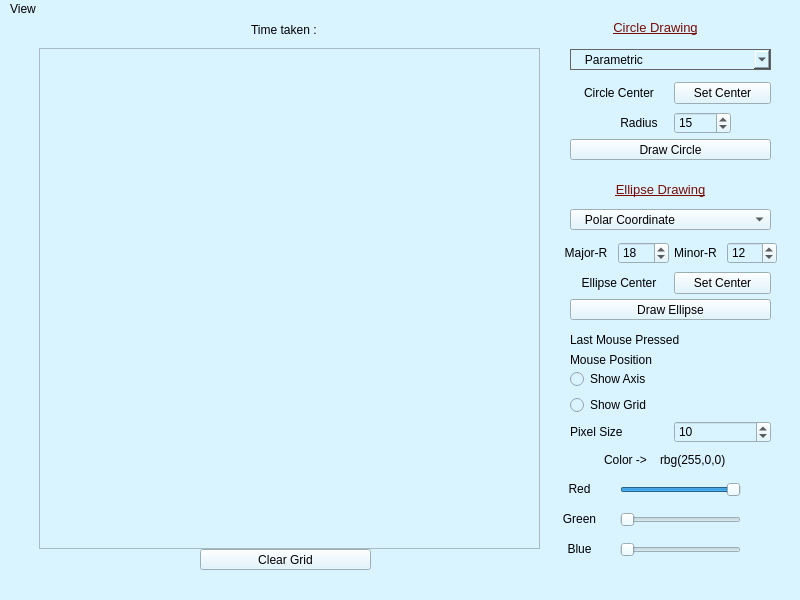
Above: Computer Graphics/Arko/Draw_final/mainwindow.ui from CubixPro/BCSE-III-Assignments before the change. Below: the same form after it.
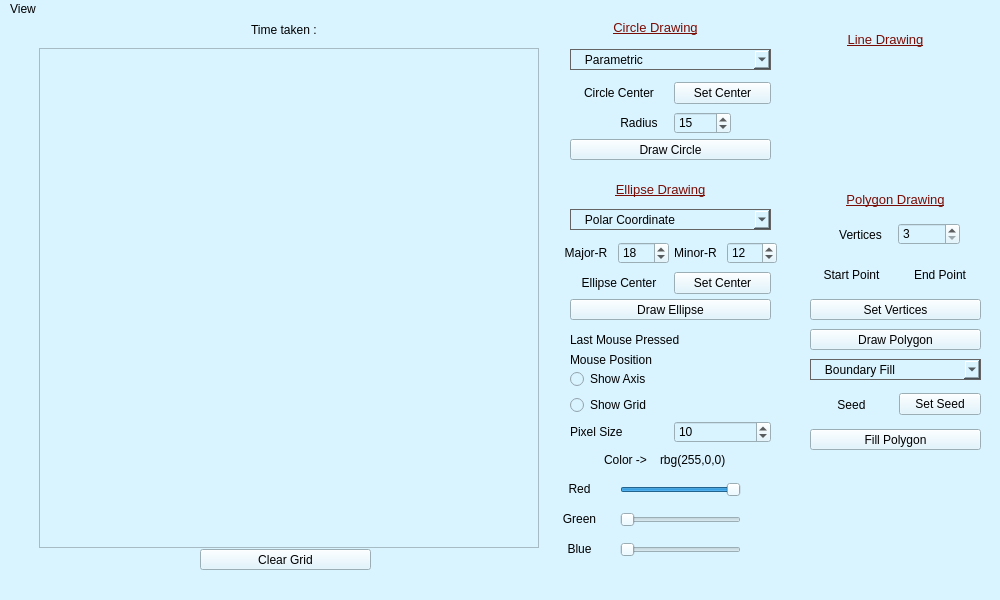
That is the form after the change. Custom widgets are drawn as their Qt base class.

Commit message: ScanLine Fill(working almost ok)

The edit to the form file:
```diff
--- a/Computer Graphics/Arko/Draw_final/mainwindow.ui
+++ b/Computer Graphics/Arko/Draw_final/mainwindow.ui
@@ -6,7 +6,7 @@
    <rect>
     <x>0</x>
     <y>0</y>
-    <width>800</width>
+    <width>1000</width>
     <height>600</height>
    </rect>
   </property>
@@ -22,8 +22,8 @@
      <rect>
       <x>39</x>
       <y>29</y>
-      <width>501</width>
-      <height>501</height>
+      <width>500</width>
+      <height>500</height>
      </rect>
     </property>
     <property name="frameShape">
@@ -582,6 +582,10 @@
       <height>21</height>
      </rect>
     </property>
+    <property name="styleSheet">
+     <string notr="true">border: 0.5px solid rgb(100, 100, 100)
+</string>
+    </property>
     <item>
      <property name="text">
       <string>   Polar Coordinate</string>
@@ -593,13 +597,219 @@
      </property>
     </item>
    </widget>
+   <widget class="QLabel" name="label_12">
+    <property name="geometry">
+     <rect>
+      <x>840</x>
+      <y>10</y>
+      <width>91</width>
+      <height>20</height>
+     </rect>
+    </property>
+    <property name="styleSheet">
+     <string notr="true">text-decoration: underline;
+font-size: 13px;
+color: rgb(122, 13, 5);</string>
+    </property>
+    <property name="text">
+     <string>Line Drawing</string>
+    </property>
+    <property name="alignment">
+     <set>Qt::AlignCenter</set>
+    </property>
+   </widget>
+   <widget class="QLabel" name="label_13">
+    <property name="geometry">
+     <rect>
+      <x>835</x>
+      <y>170</y>
+      <width>121</width>
+      <height>20</height>
+     </rect>
+    </property>
+    <property name="styleSheet">
+     <string notr="true">text-decoration: underline;
+font-size: 13px;
+color: rgb(122, 13, 5);</string>
+    </property>
+    <property name="text">
+     <string>Polygon Drawing</string>
+    </property>
+    <property name="alignment">
+     <set>Qt::AlignCenter</set>
+    </property>
+   </widget>
+   <widget class="QWidget" name="horizontalLayoutWidget_7">
+    <property name="geometry">
+     <rect>
+      <x>829</x>
+      <y>200</y>
+      <width>131</width>
+      <height>31</height>
+     </rect>
+    </property>
+    <layout class="QHBoxLayout" name="horizontalLayout_5">
+     <item>
+      <widget class="QLabel" name="label_14">
+       <property name="text">
+        <string>Vertices</string>
+       </property>
+       <property name="alignment">
+        <set>Qt::AlignCenter</set>
+       </property>
+      </widget>
+     </item>
+     <item>
+      <widget class="QSpinBox" name="vertices">
+       <property name="minimum">
+        <number>3</number>
+       </property>
+       <property name="maximum">
+        <number>20</number>
+       </property>
+       <property name="value">
+        <number>3</number>
+       </property>
+      </widget>
+     </item>
+    </layout>
+   </widget>
+   <widget class="QPushButton" name="pushButton_8">
+    <property name="geometry">
+     <rect>
+      <x>810</x>
+      <y>280</y>
+      <width>171</width>
+      <height>21</height>
+     </rect>
+    </property>
+    <property name="text">
+     <string>Set Vertices</string>
+    </property>
+   </widget>
+   <widget class="QWidget" name="horizontalLayoutWidget_8">
+    <property name="geometry">
+     <rect>
+      <x>810</x>
+      <y>240</y>
+      <width>171</width>
+      <height>31</height>
+     </rect>
+    </property>
+    <layout class="QHBoxLayout" name="horizontalLayout_9">
+     <item>
+      <widget class="QLabel" name="polygonStart">
+       <property name="text">
+        <string>Start Point</string>
+       </property>
+       <property name="alignment">
+        <set>Qt::AlignCenter</set>
+       </property>
+      </widget>
+     </item>
+     <item>
+      <widget class="QLabel" name="polygonEnd">
+       <property name="text">
+        <string>End Point</string>
+       </property>
+       <property name="alignment">
+        <set>Qt::AlignCenter</set>
+       </property>
+      </widget>
+     </item>
+    </layout>
+   </widget>
+   <widget class="QPushButton" name="pushButton_9">
+    <property name="geometry">
+     <rect>
+      <x>810</x>
+      <y>310</y>
+      <width>171</width>
+      <height>21</height>
+     </rect>
+    </property>
+    <property name="text">
+     <string>Draw Polygon</string>
+    </property>
+   </widget>
+   <widget class="QWidget" name="horizontalLayoutWidget_9">
+    <property name="geometry">
+     <rect>
+      <x>810</x>
+      <y>370</y>
+      <width>171</width>
+      <height>31</height>
+     </rect>
+    </property>
+    <layout class="QHBoxLayout" name="horizontalLayout_11">
+     <item>
+      <widget class="QLabel" name="seed">
+       <property name="text">
+        <string>Seed</string>
+       </property>
+       <property name="alignment">
+        <set>Qt::AlignCenter</set>
+       </property>
+      </widget>
+     </item>
+     <item>
+      <widget class="QPushButton" name="pushButton_3">
+       <property name="text">
+        <string>Set Seed</string>
+       </property>
+      </widget>
+     </item>
+    </layout>
+   </widget>
+   <widget class="QPushButton" name="pushButton_4">
+    <property name="geometry">
+     <rect>
+      <x>810</x>
+      <y>410</y>
+      <width>171</width>
+      <height>21</height>
+     </rect>
+    </property>
+    <property name="text">
+     <string>Fill Polygon</string>
+    </property>
+   </widget>
+   <widget class="QComboBox" name="comboBox_3">
+    <property name="geometry">
+     <rect>
+      <x>810</x>
+      <y>340</y>
+      <width>171</width>
+      <height>21</height>
+     </rect>
+    </property>
+    <property name="styleSheet">
+     <string notr="true">border: 0.5px solid rgb(100, 100, 100)
+</string>
+    </property>
+    <item>
+     <property name="text">
+      <string>   Boundary Fill</string>
+     </property>
+    </item>
+    <item>
+     <property name="text">
+      <string>   Flood Fill </string>
+     </property>
+    </item>
+    <item>
+     <property name="text">
+      <string>   ScanLine Fill</string>
+     </property>
+    </item>
+   </widget>
   </widget>
   <widget class="QMenuBar" name="menubar">
    <property name="geometry">
     <rect>
      <x>0</x>
      <y>0</y>
-     <width>800</width>
+     <width>1000</width>
      <height>21</height>
     </rect>
    </property>
```
The commit also changes 4 other files.
